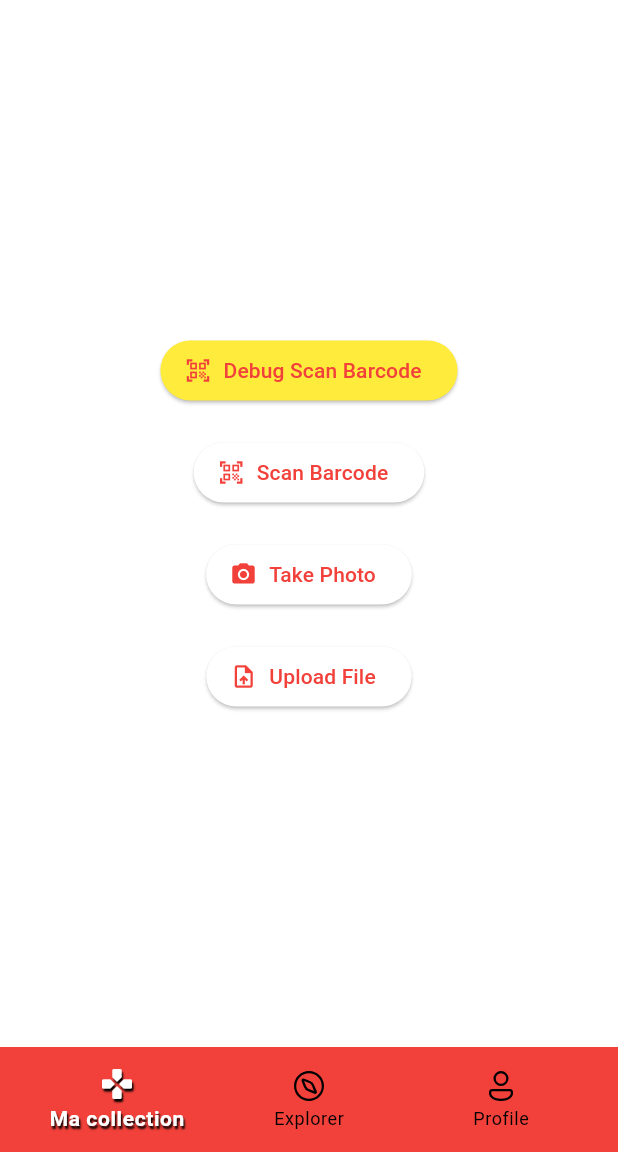
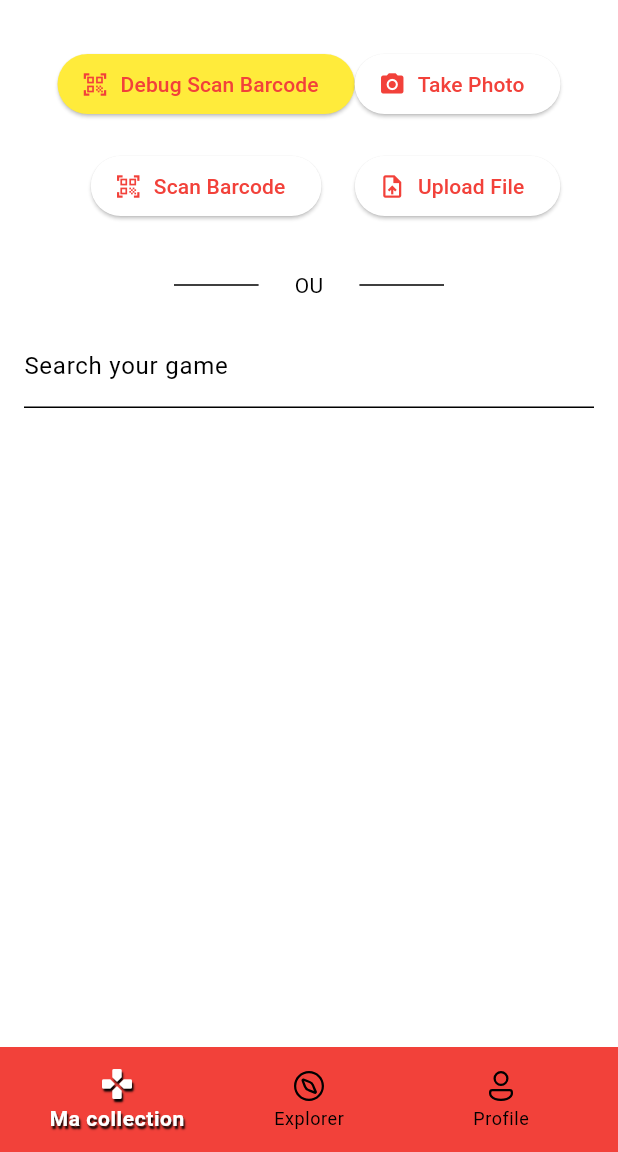
Before and after one commit to Fenysk/le-spawn-frontend, a Flutter app: the AddNewGamePage screen opened by its route, on a phone screen of 412 x 824 dp, the part 84-1236 px from its top. Run offline on Flutter 3.47's test engine with Material 3 defaults, Android fonts, the phone set to English and light mode, and no system bars; our stand-ins replace dartz, dio, equatable, fluentui_system_icons, flutter_bloc, flutter_dotenv and 7 more; missing offline and left inert: mobile_scanner, outlined_text, soft_edge_blur; accounts and stored records are empty; network calls fail; Roboto replaces fonts that are missing (Acephimere); project files that could hold a hidden picture were left out.

Commit message:
✨ User can add game from query

```diff
--- a/lib/core/constant/api-url.constant.dart
+++ b/lib/core/constant/api-url.constant.dart
@@ -22,7 +22,8 @@ class ApiUrlConstant {
   static String get deleteCollection => '$baseUrl/collections';
 
   // GamesBank
-  static String get searchGames => '$baseUrl/games';
+  static String get searchGamesInBank => '$baseUrl/games/bank';
+  static String get searchGamesInProviders => '$baseUrl/games/providers';
   static String get getGamesFromBarcode => '$baseUrl/games/barcode';
   static String get addBarcodeToGame => '$baseUrl/games/barcode';
 
--- /dev/null
+++ b/lib/core/utils/debouce.util.dart
@@ -0,0 +1,21 @@
+import 'dart:async';
+
+typedef DebouncedFunction = void Function();
+
+class Debouncer {
+  final Duration delay;
+  Timer? _timer;
+
+  Debouncer({this.delay = const Duration(milliseconds: 500)});
+
+  void run(DebouncedFunction action) {
+    if (_timer?.isActive ?? false) {
+      _timer!.cancel();
+    }
+    _timer = Timer(delay, action);
+  }
+
+  void dispose() {
+    _timer?.cancel();
+  }
+}
--- /dev/null
+++ b/lib/core/widgets/separation/separation.widget.dart
@@ -0,0 +1,27 @@
+import 'package:flutter/material.dart';
+
+class SeparationWidget extends StatelessWidget {
+  final EdgeInsets? padding;
+
+  const SeparationWidget({
+    super.key,
+    this.padding = const EdgeInsets.all(8),
+  });
+
+  @override
+  Widget build(BuildContext context) {
+    return Container(
+      padding: padding!,
+      child: Row(
+        mainAxisAlignment: MainAxisAlignment.center,
+        children: [
+          Expanded(child: Divider()),
+          const SizedBox(width: 24),
+          Text('OU'),
+          const SizedBox(width: 24),
+          Expanded(child: Divider()),
+        ],
+      ),
+    );
+  }
+}
--- a/lib/features/bank/features/games/2_domain/entity/game.entity.dart
+++ b/lib/features/bank/features/games/2_domain/entity/game.entity.dart
@@ -8,7 +8,7 @@ class GameEntity {
   final List<String> barcodes;
   final GameCategoryEnum category;
   final String? coverUrl;
-  final DateTime firstReleaseDate;
+  final DateTime? firstReleaseDate;
   final List<String> franchises;
   final List<String> genres;
   final String name;
@@ -24,7 +24,7 @@ class GameEntity {
     required this.barcodes,
     required this.category,
     this.coverUrl,
-    required this.firstReleaseDate,
+    this.firstReleaseDate,
     required this.franchises,
     required this.genres,
     required this.name,
--- a/lib/features/bank/features/games/2_domain/repository/games.repository.dart
+++ b/lib/features/bank/features/games/2_domain/repository/games.repository.dart
@@ -3,5 +3,6 @@ import 'package:le_spawn_fr/features/bank/features/games/1_data/dto/search-games
 import 'package:le_spawn_fr/features/bank/features/games/2_domain/entity/game.entity.dart';
 
 abstract class GamesRepository {
-  Future<Either<String, List<GameEntity>>> getGames(SearchGamesRequest? request);
+  Future<Either<String, List<GameEntity>>> searchGamesInBank(SearchGamesRequest? request);
+  Future<Either<String, List<GameEntity>>> searchGamesInProviders(SearchGamesRequest? request);
 }
--- a/lib/features/bank/features/games/2_domain/usecase/get-game-from-barcode.usecase.dart
+++ b/lib/features/bank/features/games/2_domain/usecase/search-games-in-bank.usecase.dart
@@ -5,11 +5,11 @@ import 'package:le_spawn_fr/features/bank/features/games/2_domain/entity/game.en
 import 'package:le_spawn_fr/features/bank/features/games/2_domain/repository/games.repository.dart';
 import 'package:le_spawn_fr/service-locator.dart';
 
-class GetGamesFromBarcodeUsecase implements Usecase<Either<String, List<GameEntity>>, SearchGamesRequest?> {
+class SearchGamesInBankUsecase implements Usecase<Either<String, List<GameEntity>>, SearchGamesRequest?> {
   @override
   Future<Either<String, List<GameEntity>>> execute({
     SearchGamesRequest? request,
   }) async {
-    return serviceLocator<GamesRepository>().getGames(request);
+    return serviceLocator<GamesRepository>().searchGamesInBank(request);
   }
 }
--- a/lib/features/bank/features/platforms/2_domain/entity/platform.entity.dart
+++ b/lib/features/bank/features/platforms/2_domain/entity/platform.entity.dart
@@ -6,7 +6,7 @@ class PlatformEntity {
   final String name;
   final String abbreviation;
   final int? generation;
-  final List<GameEntity> games;
+  final List<GameEntity>? games;
 
   PlatformEntity({
     required this.id,
@@ -14,6 +14,6 @@ class PlatformEntity {
     required this.name,
     required this.abbreviation,
     this.generation,
-    required this.games,
+    this.games,
   });
 }
--- a/lib/features/collections/features/add-new-item/3_presentation/page/add-new-game.page.dart
+++ b/lib/features/collections/features/add-new-item/3_presentation/page/add-new-game.page.dart
@@ -21,7 +21,7 @@ class _AddNewGamePageState extends State<AddNewGamePage> with SingleTickerProvid
         create: (context) => AddNewGameCubit(),
         child: BlocBuilder<AddNewGameCubit, AddNewGameState>(
             builder: (context, state) => switch (state) {
-                  AddNewGameInitialState() => buildInitialContent(),
+                  AddNewGameInitialState() => GameDetectionTab(),
                   AddNewGameFailureState() => buildFailureContent(context, state.errorMessage),
                   AddNewGameLoadingState() => _buildLoadingContent(),
                   AddNewGameLoadedGamesState() => ConfirmGameTab(
@@ -51,11 +51,6 @@ class _AddNewGamePageState extends State<AddNewGamePage> with SingleTickerProvid
     );
   }
 
-  Widget buildInitialContent() {
-    if (!mounted) return const SizedBox.shrink();
-    return const GameDetectionTab();
-  }
-
   Widget _buildLoadingContent() {
     if (!mounted) return const SizedBox.shrink();
     return const Center(child: CircularProgressIndicator());
--- a/lib/features/collections/features/add-new-item/3_presentation/tabs/1_game-detection.tab.dart
+++ b/lib/features/collections/features/add-new-item/3_presentation/tabs/1_game-detection.tab.dart
@@ -1,6 +1,7 @@
 import 'dart:io';
 import 'package:flutter/material.dart';
 import 'package:flutter_bloc/flutter_bloc.dart';
+import 'package:le_spawn_fr/core/widgets/separation/separation.widget.dart';
 import 'package:le_spawn_fr/features/collections/features/add-new-item/3_presentation/bloc/add-new-game.cubit.dart';
 import 'package:le_spawn_fr/features/collections/features/add-new-item/widget/barcode-scanner.widget.dart';
 
@@ -16,10 +17,12 @@ class GameDetectionTab extends StatefulWidget {
 class _GameDetectionTabState extends State<GameDetectionTab> {
   bool _barcodeShouldEnable = false;
   bool _photoShouldEnable = false;
-  final bool _fileShouldEnable = true;
+  bool _fileShouldEnable = true;
 
   static const double _buttonSpacing = 20.0;
   static const String _mobileOnlyTooltip = '⚠️ Mobile only';
+
+  final TextEditingController _searchController = TextEditingController();
 
   @override
   void initState() {
@@ -87,9 +90,34 @@ class _GameDetectionTabState extends State<GameDetectionTab> {
 
   @override
   Widget build(BuildContext context) {
-    return Center(
+    return SingleChildScrollView(
+      padding: const EdgeInsets.all(16),
       child: Column(
+        mainAxisAlignment: MainAxisAlignment.start,
+        children: [
+          _buildActionButtonsSection(),
+          SeparationWidget(
+            padding: const EdgeInsets.symmetric(vertical: 16, horizontal: 100),
+          ),
+          TextField(
+            controller: _searchController,
+            decoration: const InputDecoration(
+              labelText: 'Search your game',
+            ),
+            onSubmitted: (value) => context.read<AddNewGameCubit>().searchGames(value),
+          ),
+        ],
+      ),
+    );
+  }
+
+  Widget _buildActionButtonsSection() {
+    return Padding(
+      padding: const EdgeInsets.symmetric(vertical: 16),
+      child: Row(
         mainAxisAlignment: MainAxisAlignment.center,
+        children: [
+          Column(
             children: [
               _buildActionButton(
                 onPressed: () => _showBarcodeDrawer(isDebug: true),
@@ -104,7 +132,10 @@ class _GameDetectionTabState extends State<GameDetectionTab> {
                 label: 'Scan Barcode',
                 tooltip: _barcodeShouldEnable ? '' : _mobileOnlyTooltip,
               ),
-          const SizedBox(height: _buttonSpacing),
+            ],
+          ),
+          Column(
+            children: [
               _buildActionButton(
                 onPressed: _photoShouldEnable ? _showPhotoCaptureDrawer : null,
                 icon: Icons.camera_alt,
@@ -119,6 +150,8 @@ class _GameDetectionTabState extends State<GameDetectionTab> {
               ),
             ],
           ),
+        ],
+      ),
     );
   }
 }
--- a/lib/features/collections/features/add-new-item/widget/barcode-scanner.widget.dart
+++ b/lib/features/collections/features/add-new-item/widget/barcode-scanner.widget.dart
@@ -54,7 +54,7 @@ class _BarcodeScannerWidgetState extends State<BarcodeScannerWidget> {
       final barcode = barcodes.first;
       if (barcode.rawValue == null) return;
 
-      widget.addNewGameCubit.fetchGameData(barcode: barcode.rawValue!);
+      widget.addNewGameCubit.fetchGamesFromBarcode(barcode: barcode.rawValue!);
     } catch (e) {
       debugPrint('Error in barcode detection: $e');
     }
--- a/lib/service-locator.dart
+++ b/lib/service-locator.dart
@@ -11,7 +11,8 @@ import 'package:le_spawn_fr/features/auth/2_domain/usecase/register.usecase.dart
 import 'package:le_spawn_fr/features/bank/features/games/1_data/repository/games.repository-impl.dart';
 import 'package:le_spawn_fr/features/bank/features/games/1_data/source/games-api.service.dart';
 import 'package:le_spawn_fr/features/bank/features/games/2_domain/repository/games.repository.dart';
-import 'package:le_spawn_fr/features/bank/features/games/2_domain/usecase/get-game-from-barcode.usecase.dart';
+import 'package:le_spawn_fr/features/bank/features/games/2_domain/usecase/search-games-in-bank.usecase.dart';
+import 'package:le_spawn_fr/features/bank/features/games/2_domain/usecase/search-games-in-provider.usecase.dart';
 import 'package:le_spawn_fr/features/collections/1_data/repository/collections.repository-impl.dart';
 import 'package:le_spawn_fr/features/collections/1_data/source/collections-api.service.dart';
 import 'package:le_spawn_fr/features/collections/2_domain/repository/collections.repository.dart';
@@ -60,7 +61,8 @@ void setupServiceLocator() {
   serviceLocator.registerSingleton<LogoutUsecase>(LogoutUsecase());
   serviceLocator.registerSingleton<LoginUsecase>(LoginUsecase());
   serviceLocator.registerSingleton<GetMyCollectionsUsecase>(GetMyCollectionsUsecase());
-  serviceLocator.registerSingleton<GetGamesFromBarcodeUsecase>(GetGamesFromBarcodeUsecase());
+  serviceLocator.registerSingleton<SearchGamesInBankUsecase>(SearchGamesInBankUsecase());
+  serviceLocator.registerSingleton<SearchGamesInProvidersUsecase>(SearchGamesInProvidersUsecase());
   serviceLocator.registerSingleton<AddGameItemToCollectionUsecase>(AddGameItemToCollectionUsecase());
   serviceLocator.registerSingleton<AddBarcodeToGameUsecase>(AddBarcodeToGameUsecase());
 }
```
Also changed, not shown: lib/features/bank/features/games/1_data/model/game.model.dart (+6 -6 lines), lib/features/bank/features/games/1_data/repository/games.repository-impl.dart (+19 -2 lines), lib/features/bank/features/games/1_data/source/games-api.service.dart (+22 -3 lines), lib/features/bank/features/games/2_domain/usecase/search-games-in-provider.usecase.dart (added, +15 -0 lines), lib/features/bank/features/games/3_presentation/widget/game-carousel/game-cover.widget.dart (+5 -3 lines), lib/features/bank/features/platforms/1_data/model/platform.model.dart (+11 -9 lines), lib/features/collections/features/add-new-item/3_presentation/bloc/add-new-game.cubit.dart (+43 -7 lines), lib/features/collections/features/add-new-item/3_presentation/tabs/2_confirm-game.tab.dart (+42 -4 lines). Lines whose indentation alone changed are shown as unchanged.
